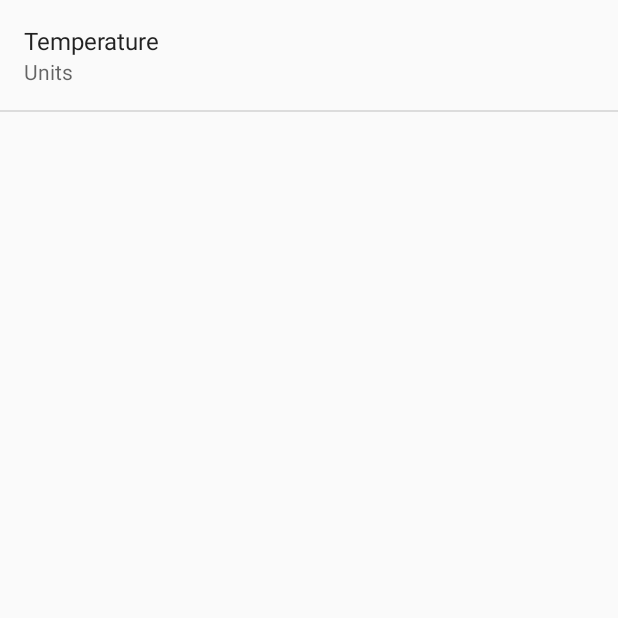
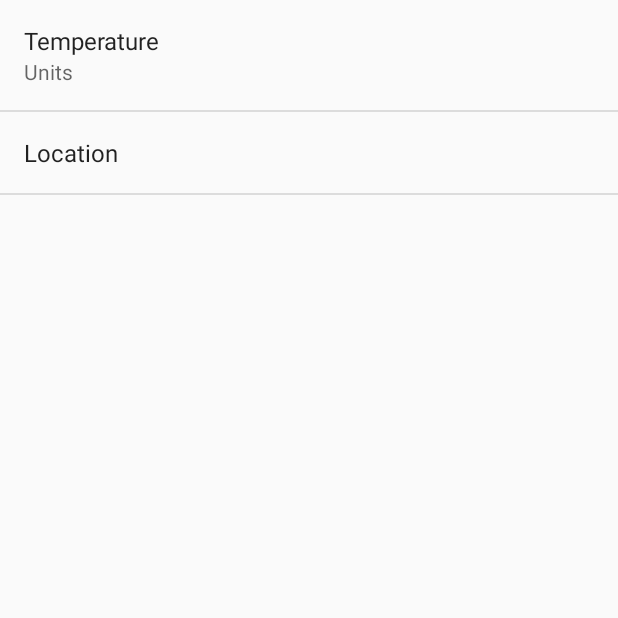
Before and after one commit to Scipo/NewWeatherApp, an Android app: the fragment MyPreferenceFragment shown on its own in the app's theme, on a phone screen of 412 x 824 dp, the top half of it. Run offline under Robolectric (Android 15) with nearby library versions, the phone set to English and light mode, and no system bars.

Commit message:
EditTextPreference is added and exit button is deleted

```diff
--- a/app/src/main/java/com/androidweather/newappweather/MainActivity.java
+++ b/app/src/main/java/com/androidweather/newappweather/MainActivity.java
@@ -65,8 +65,6 @@ public class MainActivity extends AppCompatActivity{
             intent.setClassName(this,"com.androidweather.newappweather.MyPreferenceActivity");
             startActivity(intent);
             return true;
-            case R.id.exit:
-                return true;
             case R.id.about:
                 return true;
             default:
--- a/app/src/main/res/menu/my_menu.xml
+++ b/app/src/main/res/menu/my_menu.xml
@@ -12,10 +12,7 @@
    <item
         android:id="@+id/settings"
         android:title="@string/menu_settings"/>
-    <item
-        android:id="@+id/exit"
-        android:title="@string/menu_exit"/>
-    <item
+      <item
         android:id="@+id/about"
         android:title="@string/menu_about"
         />
--- a/app/src/main/res/values/strings.xml
+++ b/app/src/main/res/values/strings.xml
@@ -11,7 +11,8 @@
     <string name="default_temp_unit">Celsius</string>
     <string name="key_pref_unit">key_pref</string>
 
-    <string name="label">PrefActivity</string>
+    <string name="label_EditLocationView">Location</string>
+    <string name="key_EditLocationView">key_Location</string>
 
 
 
--- a/app/src/main/res/xml/headers_preference.xml
+++ b/app/src/main/res/xml/headers_preference.xml
@@ -3,7 +3,7 @@
     xmlns:android="http://schemas.android.com/apk/res/android">
     <header
         android:fragment="com.androidweather.newappweather.MyPreferenceFragment"
-        android:title="Temperature changer"
+        android:title="Settings"
         android:summary="git preferences">
     </header>
 </preference-headers>
--- a/app/src/main/res/xml/preference.xml
+++ b/app/src/main/res/xml/preference.xml
@@ -10,4 +10,10 @@
     android:entryValues="@array/lvalues"
     android:onClick="MyPreferencesActivity"
  />
+    <EditTextPreference
+        android:title="@string/label_EditLocationView"
+        android:key="@string/key_EditLocationView"
+        android:defaultValue="Sofia"
+        android:editable="true"/>
+
 </PreferenceScreen>
```
